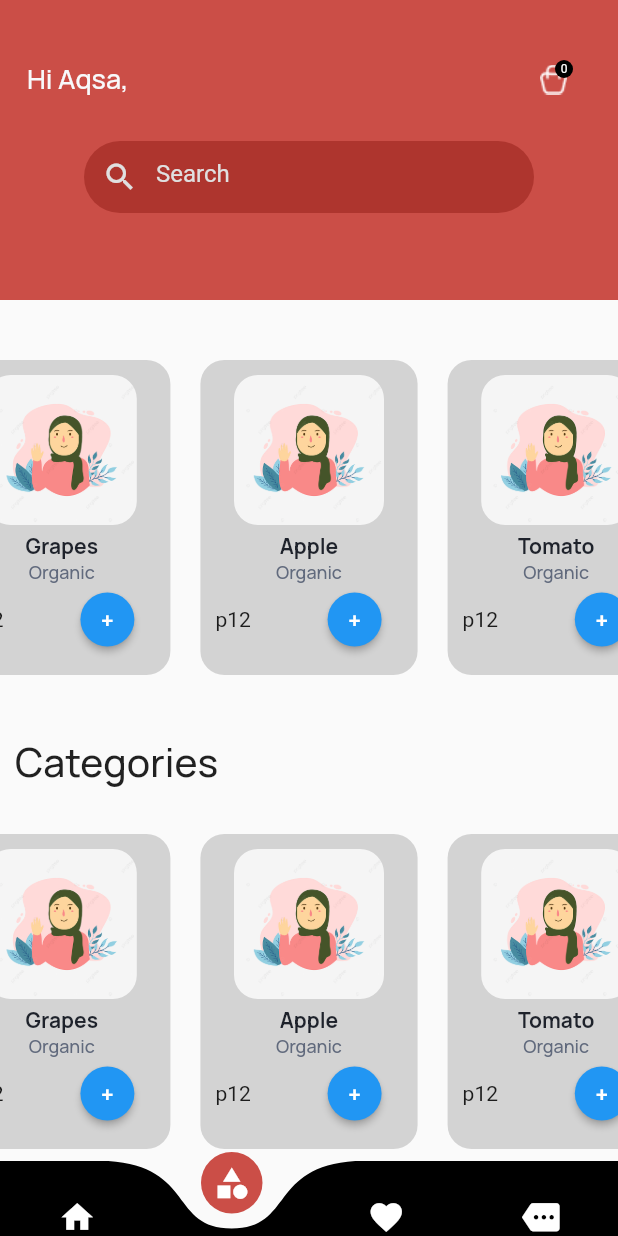
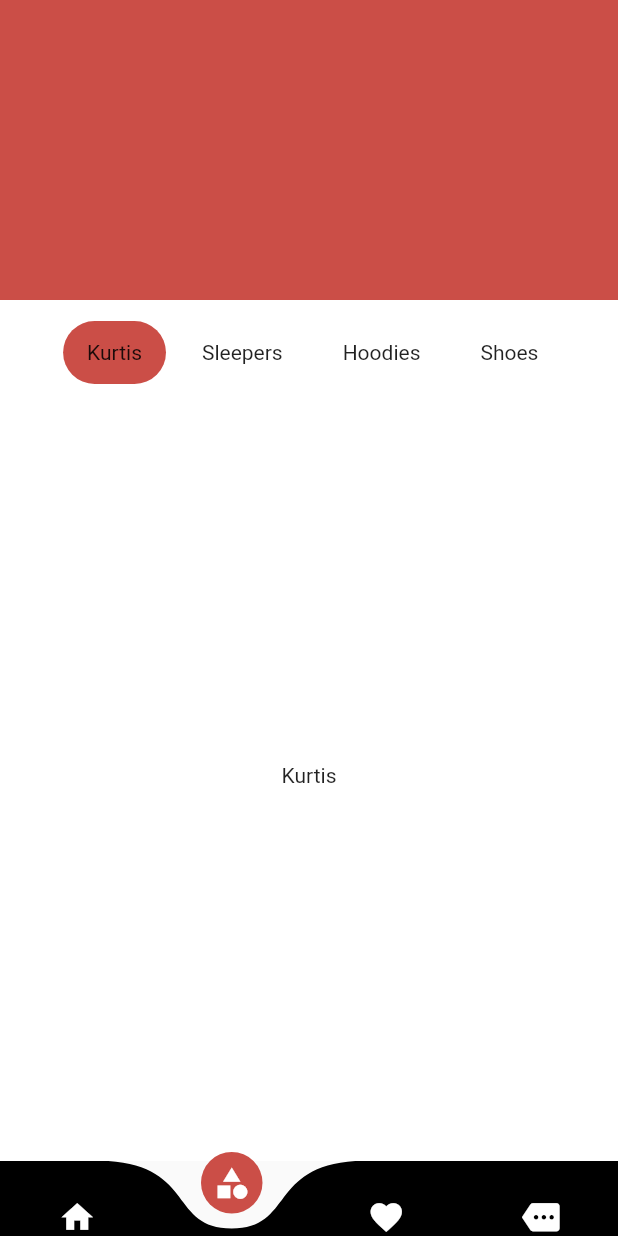
Before and after one commit to AqsaBano330/Shopping-Mania, a Flutter app: the CurveBar screen opened directly, item 2 of the bottom bar chosen, on a phone screen of 412 x 824 dp. Run offline on Flutter 3.47's test engine with Material 2 defaults, Android fonts, the phone set to English and light mode, and no system bars; drawn by our look-alikes of buttons_tabbar, curved_navigation_bar; our stand-ins replace smooth_page_indicator.

Commit message:
Shopping Mania

```diff
--- a/lib/Screens/Category/category_page.dart
+++ b/lib/Screens/Category/category_page.dart
@@ -1,172 +1,67 @@
 import 'package:flutter/material.dart';
-import 'package:hijabista/Widget/Cards/cards.dart';
-import 'package:hijabista/Screens/Home_Page/Home%20Bar/home_upper_bar.dart';
+import 'package:buttons_tabbar/buttons_tabbar.dart';
+import 'package:hijabista/Widget/color/colors.dart';
 
+List<String> tabbarList = ["Kurtis", "Sleepers","Hoodies", "Shoes"];
 
-class CategoryPage extends StatefulWidget {
-  const CategoryPage({Key? key});
-
-  @override
-  State<CategoryPage> createState() => _HomePageState();
-}
-
-class _HomePageState extends State<CategoryPage> {
-  Map CurrentItems = {};
-  List CartItems = [];
-
-  List<String> BannerimageList = [
-    'assets/images/BannerCard.png',
-    'assets/images/BannerCard.png',
-    'assets/images/BannerCard.png',
-    'assets/images/BannerCard.png',
-    'assets/images/BannerCard.png'
-  ];
-
-  List<String> imageList = [
-    'assets/images/hijab_vector_1.jpg',
-    'assets/images/hijab_vector_2.jpg',
-    'assets/images/hijab_vector_1.jpg',
-    'assets/images/hijab_vector_2.jpg',
-    'assets/images/hijab_vector_1.jpg'
-  ];
-
-  List productName = ["Lemon", "Orange", "Tomato", "Apple", "Grapes"];
-
-  int currentIndex = 0;
+class CategoryPage extends StatelessWidget {
+  const CategoryPage({Key? key}) : super(key: key);
 
   @override
   Widget build(BuildContext context) {
-    return MaterialApp(
-      home: Scaffold(
-        body: SafeArea(
+    return Scaffold(
+      backgroundColor: Colors.white,
+      body: SafeArea(
+
+        child: DefaultTabController(
+          length: tabbarList.length,
           child: Column(
             children: [
-              HomeUpperBar(),
-              // Include your HomeUpperBar widget here if needed
+              Container(
+                color: AppColors.Peach,
+                height: 200,
+              ),
+              Container(
+                padding: const EdgeInsets.only(left:5,
+                  top: 10,
+                ),
+                child: ButtonsTabBar(
+                  height: 50,
+                  radius: 25,
+                  decoration:  BoxDecoration(
+                    shape: BoxShape.rectangle,
+                    color: AppColors.Peach,
+                  ),
 
-              Expanded(
-                child: SingleChildScrollView(
-                  child: Column(
-                    mainAxisAlignment: MainAxisAlignment.start,
-                    children: [
-                      SizedBox(height: 10),
-
-                      // First PageView with CustomCard
-                      SizedBox(
-                        height: 270,
-                        width: MediaQuery.of(context).size.width,
-                        child: PageView.builder(
-                          itemCount: imageList.length,
-                          padEnds: true,
-                          pageSnapping: false,
-                          physics: const BouncingScrollPhysics(),
-                          reverse: true,
-                          controller: PageController(
-                            initialPage: 3,
-                            viewportFraction: 0.4,
-                          ),
-                          itemBuilder: (context, index) {
-                            return CustomCard(
-                              index: index,
-                              CurrentItems: CurrentItems,
-                              CartItems: CartItems,
-                              imageList: imageList,
-                              alledgeinsets: 90,
-                              circularRadius: 16,
-                              imageHeight: 100,
-                              imageWidth: 100,
-                              ContainerHeight: 20,
-                              ContainerWidth: 56,
-                              margintop: 30,
-                              marginbottom: 30,
-                              marginleft: 10,
-                              marginright: 10,
-                              text1: productName[index],
-                            );
-                          },
+                  unselectedBackgroundColor: Colors.white,
+                  unselectedLabelStyle: const TextStyle(color:Colors.black),
+                  labelSpacing: 2,
+                  labelStyle: const TextStyle(
+                    letterSpacing: 2,
+                    wordSpacing: 9,
+                    fontSize: 14,
+                    fontWeight: FontWeight.w600,
+                  ),
+                  tabs: tabbarList.map((tab) {
+                    return Tab(
+                      child: Padding(
+                        padding: const EdgeInsets.all(12.0), // Adjust padding here
+                        child: Text(
+                          tab,
+                          textAlign: TextAlign.center,
                         ),
                       ),
-                      Container(
-                        margin:
-                            const EdgeInsets.only(left: 10, top: 10, bottom: 0),
-                        child: const Align(
-                          alignment:
-                              Alignment.centerLeft, // Align text to the left
-                          child: Text(
-                            "Categories",
-                            style: TextStyle(
-                              fontFamily: "Manrope",
-                              fontWeight: FontWeight.w400,
-                              fontSize: 26,
-                            ),
-                          ),
-                        ),
-                      ),
-
-                      // Second PageView (You can customize it as needed)
-                      SizedBox(
-                        height: 270,
-                        width: MediaQuery.of(context).size.width,
-                        child: PageView.builder(
-                          itemCount: imageList.length,
-                          padEnds: true,
-                          pageSnapping: false,
-                          physics: const BouncingScrollPhysics(),
-                          reverse: true,
-                          controller: PageController(
-                            initialPage: 3,
-                            viewportFraction: 0.4,
-                          ),
-                          itemBuilder: (context, index) {
-                            return CustomCard(
-                              index: index,
-                              CurrentItems: CurrentItems,
-                              CartItems: CartItems,
-                              imageList: imageList,
-                              alledgeinsets: 90,
-                              circularRadius: 16,
-                              imageHeight: 100,
-                              imageWidth: 100,
-                              ContainerHeight: 20,
-                              ContainerWidth: 56,
-                              margintop: 30,
-                              marginbottom: 30,
-                              marginleft: 10,
-                              marginright: 10,
-                              text1: productName[index],
-                            );
-                          },
-                        ),
-                      ),
-
-                      // Third PageView (You can customize it as needed)
-                      SizedBox(
-                        height: 300,
-                        width: MediaQuery.of(context).size.width,
-                        child: PageView.builder(
-                          physics: BouncingScrollPhysics(),
-                          controller: PageController(
-                            initialPage: 3,
-                            viewportFraction: 0.7,
-                          ),
-                          itemBuilder: (context, index) {
-                            print(index % imageList.length);
-                            return Container(
-                              margin: const EdgeInsets.all(8),
-                              clipBehavior: Clip.antiAlias,
-                              decoration: BoxDecoration(
-                                borderRadius: BorderRadius.circular(25),
-                              ),
-                              child: Image.asset(
-                                imageList[index % imageList.length],
-                                fit: BoxFit.cover,
-                              ),
-                            );
-                          },
-                        ),
-                      ),
-                    ],
-                  ),
+                    );
+                  }).toList(),
+                ),
+              ),
+              Expanded(
+                child: TabBarView(
+                  children: tabbarList.map((tab) {
+                    return Center(
+                      child: Text(tab), // Replace with your content
+                    );
+                  }).toList(),
                 ),
               ),
             ],
--- a/lib/Widget/Category tab bar/cateogory_tabbar.dart
+++ /dev/null
@@ -1,49 +0,0 @@
-
-
-import 'package:flutter/material.dart';
-import 'package:buttons_tabbar/buttons_tabbar.dart';
-
-List tabbarList = ["Fish", "Yogurt", "Chilli"];
-
-
-class Example extends StatelessWidget {
-
-
-  const Example({Key? key,}) : super(key: key);
-
-  @override
-  Widget build(BuildContext context) {
-    return Scaffold(
-      body: SafeArea(
-        child: DefaultTabController(
-          length: 4,
-          child: Column(
-            children: [
-              ButtonsTabBar(
-                backgroundColor: Colors.red,
-                unselectedBackgroundColor: Colors.grey[300],
-                unselectedLabelStyle: TextStyle(color: Colors.black),
-                labelStyle: TextStyle(
-                    color: Colors.white, fontWeight: FontWeight.bold),
-                tabs: tabbarList.map((tab) {
-                  return Tab(
-                    text: tab,
-                  );
-                }).toList(),
-              ),
-              Expanded(
-                child: TabBarView(
-                  children: tabbarList.map((tab) {
-                    return Center(
-                      child: Text(tab), // Replace with your content
-                    );
-                  }).toList(),
-                ),
-              ),
-            ],
-          ),
-        ),
-      ),
-    );
-  }
-}
--- a/lib/main.dart
+++ b/lib/main.dart
@@ -18,7 +18,7 @@
 
     return MaterialApp(
         debugShowCheckedModeBanner: false,
-        home: Example(
+        home: CustomPageView(
         ));
   }
 }
```
